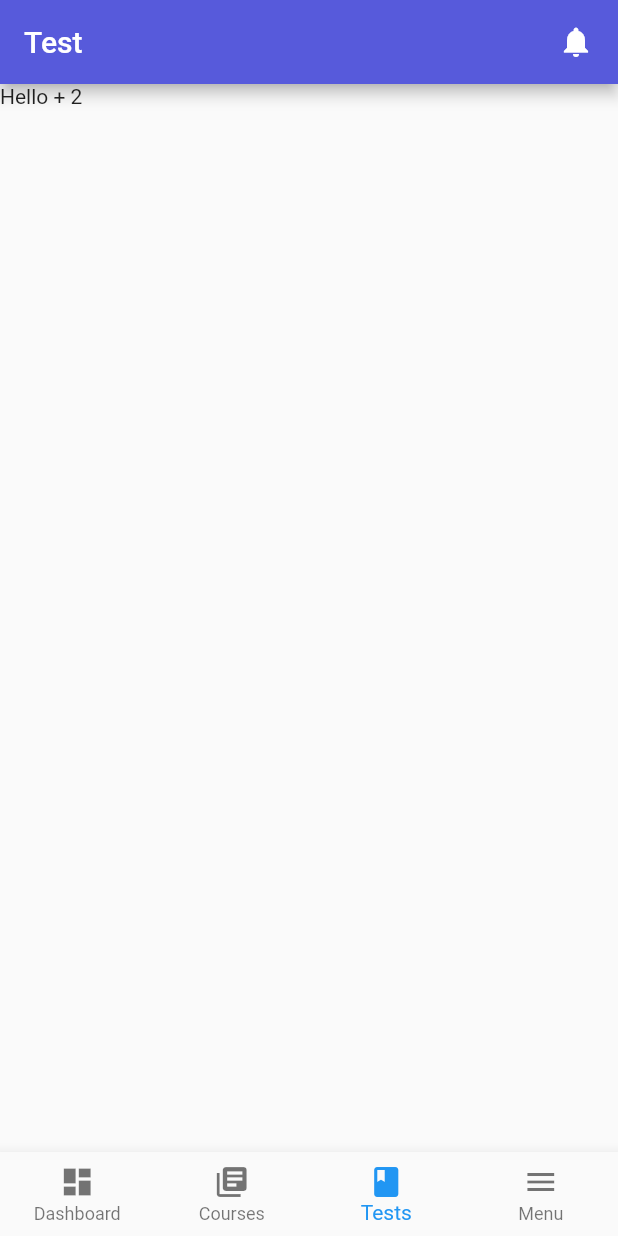
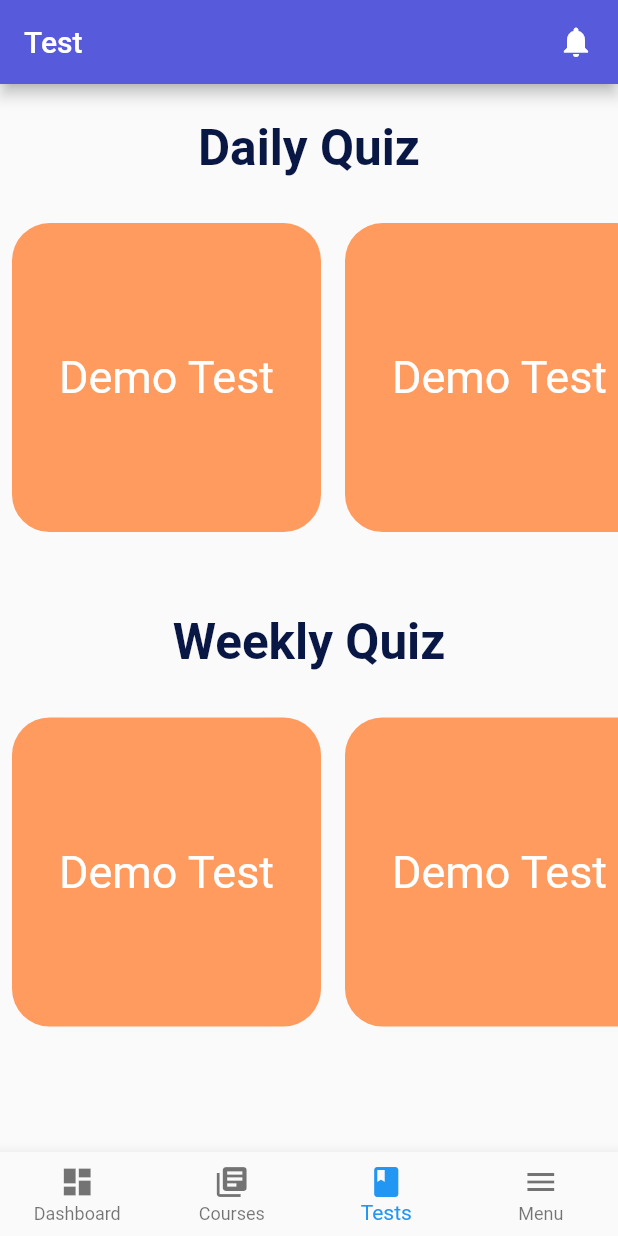
Before and after one commit to gepton-infotech/Nickel, a Flutter app: the HomeScreen screen opened directly, item 3 of the bottom bar chosen, on a phone screen of 412 x 824 dp. Run offline on Flutter 3.47's test engine with Material 2 defaults, Android fonts, the phone set to English and light mode, and no system bars; our stand-ins replace animated_splash_screen, cached_network_image, cloud_firestore, email_validator, firebase_auth, firebase_messaging and 8 more; missing offline and left inert: country_list_pick, multiselect_formfield, numeric_keyboard, slimy_card; accounts and stored records are empty; network calls fail.

Commit message:
Adds Test Card on Test Page

```diff
--- /dev/null
+++ b/lib/screens/home/testPage.dart
@@ -0,0 +1,66 @@
+import 'package:flutter/material.dart';
+import 'package:pyfin/utils/constants.dart';
+import 'package:pyfin/widgets/testCard.dart';
+
+class TestPage extends StatelessWidget {
+  @override
+  Widget build(BuildContext context) {
+    var size = (MediaQuery.of(context).size);
+    return Container(
+      child: Column(
+        children: [
+          Container(
+            height: size.height * 0.4,
+            child: Column(
+              mainAxisAlignment: MainAxisAlignment.spaceEvenly,
+              children: [
+                Text(
+                  'Daily Quiz',
+                  style: TextStyle(
+                      fontSize: size.height * 0.04,
+                      fontWeight: FontWeight.bold,
+                      color: kTextDark),
+                ),
+                SingleChildScrollView(
+                  scrollDirection: Axis.horizontal,
+                  child: Row(
+                    children: [
+                      TestCard(size: size),
+                      TestCard(size: size),
+                      TestCard(size: size),
+                    ],
+                  ),
+                ),
+              ],
+            ),
+          ),
+          Container(
+            height: MediaQuery.of(context).size.height * 0.4,
+            child: Column(
+              mainAxisAlignment: MainAxisAlignment.spaceEvenly,
+              children: [
+                Text(
+                  'Weekly Quiz',
+                  style: TextStyle(
+                      fontSize: size.height * 0.04,
+                      fontWeight: FontWeight.bold,
+                      color: kTextDark),
+                ),
+                SingleChildScrollView(
+                  scrollDirection: Axis.horizontal,
+                  child: Row(
+                    children: [
+                      TestCard(size: size),
+                      TestCard(size: size),
+                      TestCard(size: size),
+                    ],
+                  ),
+                ),
+              ],
+            ),
+          ),
+        ],
+      ),
+    );
+  }
+}
--- a/lib/screens/new_homepage.dart
+++ b/lib/screens/new_homepage.dart
@@ -4,6 +4,7 @@ import 'package:firebase_messaging/firebase_messaging.dart';
 import 'package:flutter/material.dart';
 import 'package:pyfin/screens/courses_screen.dart';
 import 'package:pyfin/screens/home/menuPage.dart';
+import 'package:pyfin/screens/home/testPage.dart';
 import 'package:pyfin/screens/notification_screen.dart';
 import 'package:pyfin/services/crud.dart';
 
@@ -74,7 +75,7 @@ class _HomeScreenState extends State<HomeScreen> {
     List<Widget> _widgetOptions = <Widget>[
       DashboardPage(blogsStream: blogsStream),
       CoursesScreen(),
-      Text('Hello + $_bottomNavBarSelectedIndex'),
+      TestPage(),
       MenuPage(),
     ];
     return Scaffold(
--- /dev/null
+++ b/lib/widgets/testCard.dart
@@ -0,0 +1,36 @@
+import 'package:flutter/material.dart';
+import 'package:pyfin/utils/constants.dart';
+
+class TestCard extends StatelessWidget {
+  const TestCard({
+    @required this.size,
+  });
+
+  final Size size;
+
+  @override
+  Widget build(BuildContext context) {
+    return Padding(
+      padding: const EdgeInsets.all(8.0),
+      child: InkWell(
+        onTap: () {
+          print('Hello World');
+        },
+        child: Container(
+          decoration: BoxDecoration(
+            borderRadius: BorderRadius.circular(25.0),
+            color: kComplimentaryColor,
+          ),
+          height: size.height * 0.25,
+          width: size.height * 0.25,
+          child: Center(
+            child: Text(
+              'Demo Test',
+              style: TextStyle(color: kTextLight, fontSize: 30.0),
+            ),
+          ),
+        ),
+      ),
+    );
+  }
+}
```
